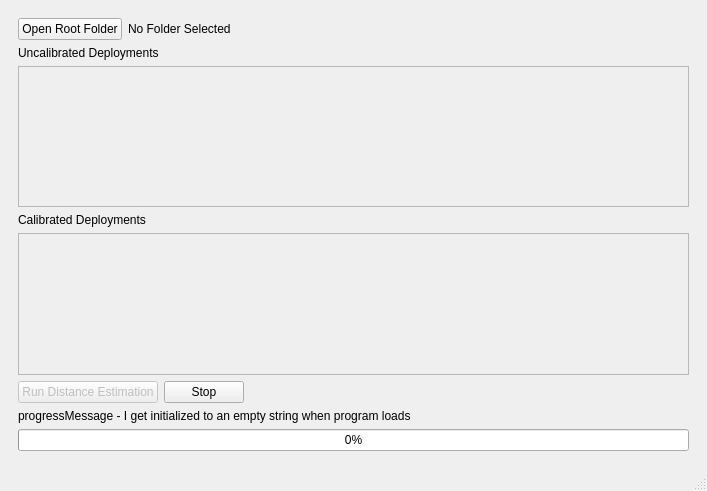
Qt form gui.ui (adam-kosinski/Data-Plus-Zoe-Depth) before a commit.
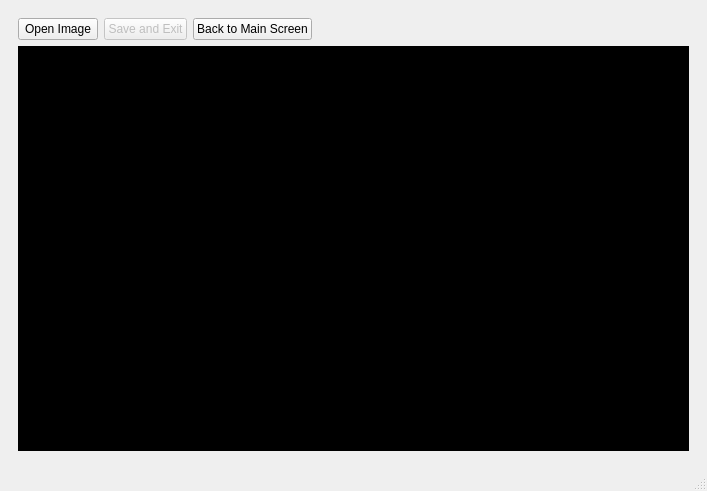
The same form after that commit. The open tabs and pages were chosen to show the change.

Commit message: Huge progress on cropping UI

What changed in the file:
```diff
--- a/gui.ui
+++ b/gui.ui
@@ -40,7 +40,7 @@
            <widget class="QPushButton" name="openRootFolder">
             <property name="minimumSize">
              <size>
-              <width>80</width>
+              <width>100</width>
               <height>0</height>
              </size>
             </property>
@@ -76,7 +76,7 @@
              <x>0</x>
              <y>0</y>
              <width>681</width>
-             <height>155</height>
+             <height>142</height>
             </rect>
            </property>
            <layout class="QVBoxLayout" name="verticalLayout_2">
@@ -118,7 +118,7 @@
              <x>0</x>
              <y>0</y>
              <width>681</width>
-             <height>155</height>
+             <height>142</height>
             </rect>
            </property>
            <layout class="QVBoxLayout" name="verticalLayout_3">
@@ -305,6 +305,482 @@
         </item>
        </layout>
       </widget>
+      <widget class="QWidget" name="cropScreen">
+       <layout class="QVBoxLayout" name="verticalLayout_8">
+        <item>
+         <layout class="QHBoxLayout" name="horizontalLayout_6">
+          <item>
+           <widget class="QPushButton" name="openCropImageButton">
+            <property name="text">
+             <string>Open Image</string>
+            </property>
+           </widget>
+          </item>
+          <item>
+           <widget class="QPushButton" name="saveCropButton">
+            <property name="enabled">
+             <bool>false</bool>
+            </property>
+            <property name="text">
+             <string>Save and Exit</string>
+            </property>
+           </widget>
+          </item>
+          <item>
+           <widget class="QPushButton" name="cancelCropButton">
+            <property name="enabled">
+             <bool>true</bool>
+            </property>
+            <property name="text">
+             <string>Back to Main Screen</string>
+            </property>
+           </widget>
+          </item>
+          <item>
+           <spacer name="horizontalSpacer_4">
+            <property name="orientation">
+             <enum>Qt::Horizontal</enum>
+            </property>
+            <property name="sizeHint" stdset="0">
+             <size>
+              <width>40</width>
+              <height>20</height>
+             </size>
+            </property>
+           </spacer>
+          </item>
+         </layout>
+        </item>
+        <item>
+         <widget class="QGraphicsView" name="cropGraphicsView">
+          <property name="palette">
+           <palette>
+            <active>
+             <colorrole role="WindowText">
+              <brush brushstyle="SolidPattern">
+               <color alpha="255">
+                <red>255</red>
+                <green>255</green>
+                <blue>255</blue>
+               </color>
+              </brush>
+             </colorrole>
+             <colorrole role="Button">
+              <brush brushstyle="SolidPattern">
+               <color alpha="255">
+                <red>0</red>
+                <green>0</green>
+                <blue>0</blue>
+               </color>
+              </brush>
+             </colorrole>
+             <colorrole role="Light">
+              <brush brushstyle="SolidPattern">
+               <color alpha="255">
+                <red>0</red>
+                <green>0</green>
+                <blue>0</blue>
+               </color>
+              </brush>
+             </colorrole>
+             <colorrole role="Midlight">
+              <brush brushstyle="SolidPattern">
+               <color alpha="255">
+                <red>0</red>
+                <green>0</green>
+                <blue>0</blue>
+               </color>
+              </brush>
+             </colorrole>
+             <colorrole role="Dark">
+              <brush brushstyle="SolidPattern">
+               <color alpha="255">
+                <red>0</red>
+                <green>0</green>
+                <blue>0</blue>
+               </color>
+              </brush>
+             </colorrole>
+             <colorrole role="Mid">
+              <brush brushstyle="SolidPattern">
+               <color alpha="255">
+                <red>0</red>
+                <green>0</green>
+                <blue>0</blue>
+               </color>
+              </brush>
+             </colorrole>
+             <colorrole role="Text">
+              <brush brushstyle="SolidPattern">
+               <color alpha="255">
+                <red>255</red>
+                <green>255</green>
+                <blue>255</blue>
+               </color>
+              </brush>
+             </colorrole>
+             <colorrole role="BrightText">
+              <brush brushstyle="SolidPattern">
+               <color alpha="255">
+                <red>255</red>
+                <green>255</green>
+                <blue>255</blue>
+               </color>
+              </brush>
+             </colorrole>
+             <colorrole role="ButtonText">
+              <brush brushstyle="SolidPattern">
+               <color alpha="255">
+                <red>255</red>
+                <green>255</green>
+                <blue>255</blue>
+               </color>
+              </brush>
+             </colorrole>
+             <colorrole role="Base">
+              <brush brushstyle="SolidPattern">
+               <color alpha="255">
+                <red>0</red>
+                <green>0</green>
+                <blue>0</blue>
+               </color>
+              </brush>
+             </colorrole>
+             <colorrole role="Window">
+              <brush brushstyle="SolidPattern">
+               <color alpha="255">
+                <red>0</red>
+                <green>0</green>
+                <blue>0</blue>
+               </color>
+              </brush>
+             </colorrole>
+             <colorrole role="Shadow">
+              <brush brushstyle="SolidPattern">
+               <color alpha="255">
+                <red>0</red>
+                <green>0</green>
+                <blue>0</blue>
+               </color>
+              </brush>
+             </colorrole>
+             <colorrole role="AlternateBase">
+              <brush brushstyle="SolidPattern">
+               <color alpha="255">
+                <red>0</red>
+                <green>0</green>
+                <blue>0</blue>
+               </color>
+              </brush>
+             </colorrole>
+             <colorrole role="ToolTipBase">
+              <brush brushstyle="SolidPattern">
+               <color alpha="255">
+                <red>255</red>
+                <green>255</green>
+                <blue>220</blue>
+               </color>
+              </brush>
+             </colorrole>
+             <colorrole role="ToolTipText">
+              <brush brushstyle="SolidPattern">
+               <color alpha="255">
+                <red>0</red>
+                <green>0</green>
+                <blue>0</blue>
+               </color>
+              </brush>
+             </colorrole>
+            </active>
+            <inactive>
+             <colorrole role="WindowText">
+              <brush brushstyle="SolidPattern">
+               <color alpha="255">
+                <red>255</red>
+                <green>255</green>
+                <blue>255</blue>
+               </color>
+              </brush>
+             </colorrole>
+             <colorrole role="Button">
+              <brush brushstyle="SolidPattern">
+               <color alpha="255">
+                <red>0</red>
+                <green>0</green>
+                <blue>0</blue>
+               </color>
+              </brush>
+             </colorrole>
+             <colorrole role="Light">
+              <brush brushstyle="SolidPattern">
+               <color alpha="255">
+                <red>0</red>
+                <green>0</green>
+                <blue>0</blue>
+               </color>
+              </brush>
+             </colorrole>
+             <colorrole role="Midlight">
+              <brush brushstyle="SolidPattern">
+               <color alpha="255">
+                <red>0</red>
+                <green>0</green>
+                <blue>0</blue>
+               </color>
+              </brush>
+             </colorrole>
+             <colorrole role="Dark">
+              <brush brushstyle="SolidPattern">
+               <color alpha="255">
+                <red>0</red>
+                <green>0</green>
+                <blue>0</blue>
+               </color>
+              </brush>
+             </colorrole>
+             <colorrole role="Mid">
+              <brush brushstyle="SolidPattern">
+               <color alpha="255">
+                <red>0</red>
+                <green>0</green>
+                <blue>0</blue>
+               </color>
+              </brush>
+             </colorrole>
+             <colorrole role="Text">
+              <brush brushstyle="SolidPattern">
+               <color alpha="255">
+                <red>255</red>
+                <green>255</green>
+                <blue>255</blue>
+               </color>
+              </brush>
+             </colorrole>
+             <colorrole role="BrightText">
+              <brush brushstyle="SolidPattern">
+               <color alpha="255">
+                <red>255</red>
+                <green>255</green>
+                <blue>255</blue>
+               </color>
+              </brush>
+             </colorrole>
+             <colorrole role="ButtonText">
+              <brush brushstyle="SolidPattern">
+               <color alpha="255">
+                <red>255</red>
+                <green>255</green>
+                <blue>255</blue>
+               </color>
+              </brush>
+             </colorrole>
+             <colorrole role="Base">
+              <brush brushstyle="SolidPattern">
+               <color alpha="255">
+                <red>0</red>
+                <green>0</green>
+                <blue>0</blue>
+               </color>
+              </brush>
+             </colorrole>
+             <colorrole role="Window">
+              <brush brushstyle="SolidPattern">
+               <color alpha="255">
+                <red>0</red>
+                <green>0</green>
+                <blue>0</blue>
+               </color>
+              </brush>
+             </colorrole>
+             <colorrole role="Shadow">
+              <brush brushstyle="SolidPattern">
+               <color alpha="255">
+                <red>0</red>
+                <green>0</green>
+                <blue>0</blue>
+               </color>
+              </brush>
+             </colorrole>
+             <colorrole role="AlternateBase">
+              <brush brushstyle="SolidPattern">
+               <color alpha="255">
+                <red>0</red>
+                <green>0</green>
+                <blue>0</blue>
+               </color>
+              </brush>
+             </colorrole>
+             <colorrole role="ToolTipBase">
+              <brush brushstyle="SolidPattern">
+               <color alpha="255">
+                <red>255</red>
+                <green>255</green>
+                <blue>220</blue>
+               </color>
+              </brush>
+             </colorrole>
+             <colorrole role="ToolTipText">
+              <brush brushstyle="SolidPattern">
+               <color alpha="255">
+                <red>0</red>
+                <green>0</green>
+                <blue>0</blue>
+               </color>
+              </brush>
+             </colorrole>
+            </inactive>
+            <disabled>
+             <colorrole role="WindowText">
+              <brush brushstyle="SolidPattern">
+               <color alpha="255">
+                <red>0</red>
+                <green>0</green>
+                <blue>0</blue>
+               </color>
+              </brush>
+             </colorrole>
+             <colorrole role="Button">
+              <brush brushstyle="SolidPattern">
+               <color alpha="255">
+                <red>0</red>
+                <green>0</green>
+                <blue>0</blue>
+               </color>
+              </brush>
+             </colorrole>
+             <colorrole role="Light">
+              <brush brushstyle="SolidPattern">
+               <color alpha="255">
+                <red>0</red>
+                <green>0</green>
+                <blue>0</blue>
+               </color>
+              </brush>
+             </colorrole>
+             <colorrole role="Midlight">
+              <brush brushstyle="SolidPattern">
+               <color alpha="255">
+                <red>0</red>
+                <green>0</green>
+                <blue>0</blue>
+               </color>
+              </brush>
+             </colorrole>
+             <colorrole role="Dark">
+              <brush brushstyle="SolidPattern">
+               <color alpha="255">
+                <red>0</red>
+                <green>0</green>
+                <blue>0</blue>
+               </color>
+              </brush>
+             </colorrole>
+             <colorrole role="Mid">
+              <brush brushstyle="SolidPattern">
+               <color alpha="255">
+                <red>0</red>
+                <green>0</green>
+                <blue>0</blue>
+               </color>
+              </brush>
+             </colorrole>
+             <colorrole role="Text">
+              <brush brushstyle="SolidPattern">
+               <color alpha="255">
+                <red>0</red>
+                <green>0</green>
+                <blue>0</blue>
+               </color>
+              </brush>
+             </colorrole>
+             <colorrole role="BrightText">
+              <brush brushstyle="SolidPattern">
+               <color alpha="255">
+                <red>255</red>
+                <green>255</green>
+                <blue>255</blue>
+               </color>
+              </brush>
+             </colorrole>
+             <colorrole role="ButtonText">
+              <brush brushstyle="SolidPattern">
+               <color alpha="255">
+                <red>0</red>
+                <green>0</green>
+                <blue>0</blue>
+               </color>
+              </brush>
+             </colorrole>
+             <colorrole role="Base">
+              <brush brushstyle="SolidPattern">
+               <color alpha="255">
+                <red>0</red>
+                <green>0</green>
+                <blue>0</blue>
+               </color>
+              </brush>
+             </colorrole>
+             <colorrole role="Window">
+              <brush brushstyle="SolidPattern">
+               <color alpha="255">
+                <red>0</red>
+                <green>0</green>
+                <blue>0</blue>
+               </color>
+              </brush>
+             </colorrole>
+             <colorrole role="Shadow">
+              <brush brushstyle="SolidPattern">
+               <color alpha="255">
+                <red>0</red>
+                <green>0</green>
+                <blue>0</blue>
+               </color>
+              </brush>
+             </colorrole>
+             <colorrole role="AlternateBase">
+              <brush brushstyle="SolidPattern">
+               <color alpha="255">
+                <red>0</red>
+                <green>0</green>
+                <blue>0</blue>
+               </color>
+              </brush>
+             </colorrole>
+             <colorrole role="ToolTipBase">
+              <brush brushstyle="SolidPattern">
+               <color alpha="255">
+                <red>255</red>
+                <green>255</green>
+                <blue>220</blue>
+               </color>
+              </brush>
+             </colorrole>
+             <colorrole role="ToolTipText">
+              <brush brushstyle="SolidPattern">
+               <color alpha="255">
+                <red>0</red>
+                <green>0</green>
+                <blue>0</blue>
+               </color>
+              </brush>
+             </colorrole>
+            </disabled>
+           </palette>
+          </property>
+          <property name="autoFillBackground">
+           <bool>true</bool>
+          </property>
+          <property name="renderHints">
+           <set>QPainter::Antialiasing|QPainter::TextAntialiasing</set>
+          </property>
+          <property name="viewportUpdateMode">
+           <enum>QGraphicsView::FullViewportUpdate</enum>
+          </property>
+         </widget>
+        </item>
+       </layout>
+      </widget>
      </widget>
     </item>
    </layout>
```
Left out of the diff: 50 changed lines with no effect on the pictures. The commit also changes 3 other files.
